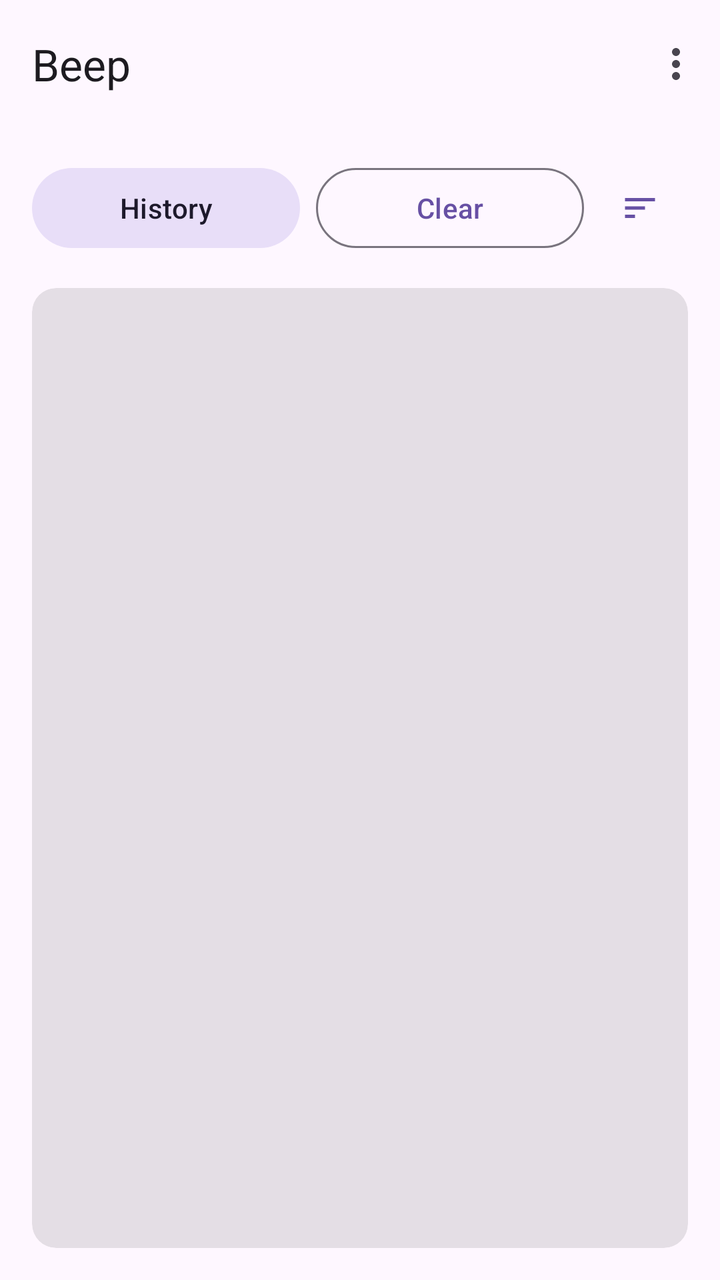
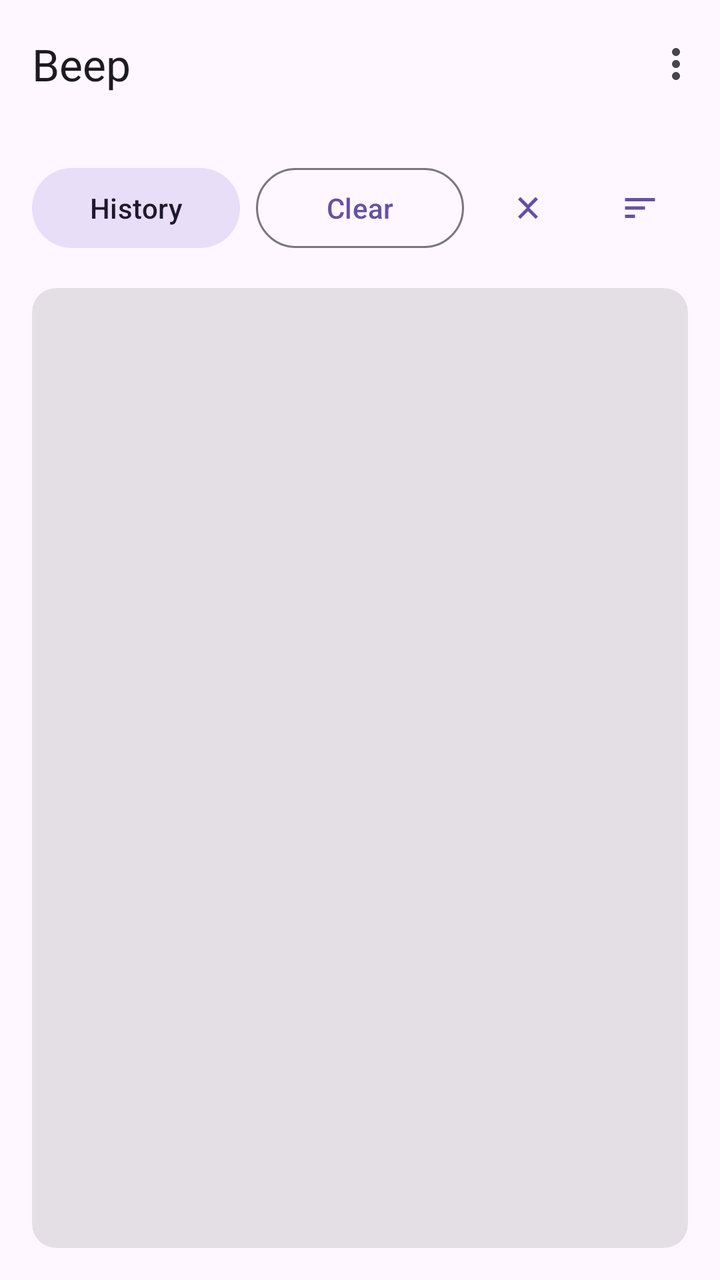

The first picture is an Android layout as it rendered before a commit; the second is the same layout after the commit. The layout source and the unified diff follow.
<!-- AndroidManifest.xml: application theme Theme.Whisperandroidjava -->
<!-- res/layout/activity_main.xml -->
<?xml version="1.0" encoding="utf-8"?>
<androidx.coordinatorlayout.widget.CoordinatorLayout xmlns:android="http://schemas.android.com/apk/res/android"
  xmlns:app="http://schemas.android.com/apk/res-auto"
  xmlns:tools="http://schemas.android.com/tools"
  android:layout_width="match_parent"
  android:layout_height="match_parent"
  android:fitsSystemWindows="true"
  tools:context=".MainActivity">

  <com.google.android.material.appbar.AppBarLayout
    android:layout_width="match_parent"
    android:layout_height="wrap_content">

    <com.google.android.material.appbar.MaterialToolbar
      android:id="@+id/toolbar"
      android:layout_width="match_parent"
      android:layout_height="?attr/actionBarSize"
      app:title="@string/app_name"
      app:menu="@menu/main_menu" />

  </com.google.android.material.appbar.AppBarLayout>

  <androidx.constraintlayout.widget.ConstraintLayout
    android:layout_width="match_parent"
    android:layout_height="match_parent"
    app:layout_behavior="@string/appbar_scrolling_view_behavior"
    android:padding="16dp">

    <com.google.android.material.button.MaterialButton
      android:id="@+id/button_history"
      style="@style/Widget.Material3.Button.TonalButton"
      android:layout_width="0dp"
      android:layout_height="wrap_content"
      android:layout_marginTop="0dp"
      android:layout_marginEnd="4dp"
      android:text="@string/button_history"
      app:layout_constraintEnd_toStartOf="@+id/button_clear"
      app:layout_constraintStart_toStartOf="parent"
      app:layout_constraintTop_toTopOf="parent" />

    <com.google.android.material.button.MaterialButton
      android:id="@+id/button_clear"
      style="@style/Widget.Material3.Button.OutlinedButton"
      android:layout_width="0dp"
      android:layout_height="wrap_content"
      android:layout_marginTop="0dp"
      android:layout_marginStart="4dp"
      android:layout_marginEnd="4dp"
      android:text="@string/button_clear"
      app:layout_constraintEnd_toStartOf="@+id/button_sort_tasks"
      app:layout_constraintStart_toEndOf="@+id/button_history"
      app:layout_constraintTop_toTopOf="parent" />

    <com.google.android.material.button.MaterialButton
      android:id="@+id/button_sort_tasks"
      style="?attr/materialIconButtonStyle"
      android:layout_width="wrap_content"
      android:layout_height="wrap_content"
      android:contentDescription="@string/sort_tasks"
      app:icon="@drawable/ic_sort_tasks"
      app:layout_constraintBottom_toBottomOf="@+id/button_clear"
      app:layout_constraintEnd_toEndOf="parent"
      app:layout_constraintStart_toEndOf="@+id/button_clear"
      app:layout_constraintTop_toTopOf="@+id/button_clear" />

    <androidx.constraintlayout.widget.Barrier
      android:id="@+id/top_buttons_barrier"
      android:layout_width="wrap_content"
      android:layout_height="wrap_content"
      app:barrierDirection="bottom"
      app:constraint_referenced_ids="button_history,button_clear,button_sort_tasks" />

    <com.google.android.material.card.MaterialCardView
      android:id="@+id/outputCard"
      style="?attr/materialCardViewFilledStyle"
      android:layout_width="match_parent"
      android:layout_height="0dp"
      android:layout_marginTop="16dp"
      app:cardBackgroundColor="#1A000000"
      app:layout_constraintBottom_toBottomOf="parent"
      app:layout_constraintTop_toBottomOf="@+id/top_buttons_barrier">

      <androidx.core.widget.NestedScrollView
        android:id="@+id/scrollView"
        android:layout_width="match_parent"
        android:layout_height="match_parent"
        android:padding="12dp">

        <LinearLayout
            android:layout_width="match_parent"
            android:layout_height="wrap_content"
            android:orientation="vertical">

            <LinearLayout
                android:id="@+id/transcription_container"
                android:layout_width="match_parent"
                android:layout_height="wrap_content"
                android:orientation="vertical"
                android:animateLayoutChanges="true" />
        </LinearLayout>
      </androidx.core.widget.NestedScrollView>

    </com.google.android.material.card.MaterialCardView>

    <ProgressBar
      android:id="@+id/progressBar"
      style="?android:attr/progressBarStyleLarge"
      android:layout_width="wrap_content"
      android:layout_height="wrap_content"
      android:visibility="gone"
      android:elevation="8dp"
      app:layout_constraintBottom_toBottomOf="parent"
      app:layout_constraintEnd_toEndOf="parent"
      app:layout_constraintStart_toStartOf="parent"
      app:layout_constraintTop_toTopOf="parent"
      tools:visibility="visible" />

  </androidx.constraintlayout.widget.ConstraintLayout>

</androidx.coordinatorlayout.widget.CoordinatorLayout>
<!-- resources referenced by this layout -->
<resources>
  <!-- drawable ic_sort_tasks (drawable) -->
  <?xml version="1.0" encoding="utf-8"?>
  <vector xmlns:android="http://schemas.android.com/apk/res/android"
      android:width="24dp"
      android:height="24dp"
      android:viewportWidth="24"
      android:viewportHeight="24"
      android:tint="?attr/colorOnSurface">
    <path
        android:fillColor="@android:color/white"
        android:pathData="M3,18h6v-2H3v2zM3,6v2h18V6H3zM3,13h12v-2H3v2z"/>
  </vector>
  <string name="app_name">Beep</string>
  <string name="button_clear">Clear</string>
  <string name="button_history">History</string>
  <string name="sort_tasks">Sort tasks</string>
  <style name="Theme.Whisperandroidjava" parent="Theme.Material3.DayNight.NoActionBar">
      
      <item name="colorPrimary">@color/primary_light</item>
      <item name="colorOnPrimary">@color/on_primary_light</item>
      <item name="colorPrimaryContainer">@color/primary_container_light</item>
      <item name="colorOnPrimaryContainer">@color/on_primary_container_light</item>
  
      
      <item name="colorSecondary">@color/secondary_light</item>
      <item name="colorOnSecondary">@color/on_secondary_light</item>
      <item name="colorSecondaryContainer">@color/secondary_container_light</item>
      <item name="colorOnSecondaryContainer">@color/on_secondary_container_light</item>
  
      
      <item name="android:windowBackground">@color/background_light</item>
      <item name="colorSurface">@color/surface_light</item>
      <item name="colorOnSurface">@color/on_surface_light</item>
  
      
      <item name="android:statusBarColor">?attr/colorSurfaceContainer</item>
      <item name="android:windowLightStatusBar">true</item>
    </style>
  <color name="primary_light">#6750A4</color>
  <color name="on_primary_light">#FFFFFF</color>
  <color name="primary_container_light">#EADDFF</color>
  <color name="on_primary_container_light">#21005D</color>
  <color name="secondary_light">#625B71</color>
  <color name="on_secondary_light">#FFFFFF</color>
  <color name="secondary_container_light">#E8DEF8</color>
  <color name="on_secondary_container_light">#1D192B</color>
  <color name="background_light">#FEF7FF</color>
  <color name="surface_light">#FEF7FF</color>
  <color name="on_surface_light">#1D1B20</color>
</resources>

<!-- the commit's change to res/layout/activity_main.xml (unified diff, before → after) -->
@@ -47,20 +47,35 @@
       android:layout_marginStart="4dp"
       android:layout_marginEnd="4dp"
       android:text="@string/button_clear"
-      app:layout_constraintEnd_toStartOf="@+id/button_sort_tasks"
+      app:layout_constraintEnd_toStartOf="@+id/button_toggle_all_tasks"
       app:layout_constraintStart_toEndOf="@+id/button_history"
       app:layout_constraintTop_toTopOf="parent" />
+
+    <com.google.android.material.button.MaterialButton
+      android:id="@+id/button_toggle_all_tasks"
+      style="?attr/materialIconButtonStyle"
+      android:layout_width="wrap_content"
+      android:layout_height="wrap_content"
+      android:layout_marginStart="4dp"
+      android:layout_marginEnd="4dp"
+      android:contentDescription="@string/minimize_all_tasks"
+      app:icon="@drawable/ic_unfold_less"
+      app:layout_constraintBottom_toBottomOf="@+id/button_clear"
+      app:layout_constraintEnd_toStartOf="@+id/button_sort_tasks"
+      app:layout_constraintStart_toEndOf="@+id/button_clear"
+      app:layout_constraintTop_toTopOf="@+id/button_clear" />
 
     <com.google.android.material.button.MaterialButton
       android:id="@+id/button_sort_tasks"
       style="?attr/materialIconButtonStyle"
       android:layout_width="wrap_content"
       android:layout_height="wrap_content"
+      android:layout_marginStart="4dp"
       android:contentDescription="@string/sort_tasks"
       app:icon="@drawable/ic_sort_tasks"
       app:layout_constraintBottom_toBottomOf="@+id/button_clear"
       app:layout_constraintEnd_toEndOf="parent"
-      app:layout_constraintStart_toEndOf="@+id/button_clear"
+      app:layout_constraintStart_toEndOf="@+id/button_toggle_all_tasks"
       app:layout_constraintTop_toTopOf="@+id/button_clear" />
 
     <androidx.constraintlayout.widget.Barrier
@@ -68,7 +83,7 @@
       android:layout_width="wrap_content"
       android:layout_height="wrap_content"
       app:barrierDirection="bottom"
-      app:constraint_referenced_ids="button_history,button_clear,button_sort_tasks" />
+      app:constraint_referenced_ids="button_history,button_clear,button_toggle_all_tasks,button_sort_tasks" />
 
     <com.google.android.material.card.MaterialCardView
       android:id="@+id/outputCard"
@@ -95,8 +110,7 @@
                 android:id="@+id/transcription_container"
                 android:layout_width="match_parent"
                 android:layout_height="wrap_content"
-                android:orientation="vertical"
-                android:animateLayoutChanges="true" />
+                android:orientation="vertical" />
         </LinearLayout>
       </androidx.core.widget.NestedScrollView>
 
<!-- resource entries referenced after the edit -->
@@ -12,9 +12,21 @@
         android:fillColor="@android:color/white"
         android:pathData="M3,18h6v-2H3v2zM3,6v2h18V6H3zM3,13h12v-2H3v2z"/>
   </vector>
+  <!-- drawable ic_unfold_less (drawable) -->
+  <?xml version="1.0" encoding="utf-8"?>
+  <vector xmlns:android="http://schemas.android.com/apk/res/android"
+      android:width="24dp"
+      android:height="24dp"
+      android:viewportWidth="24"
+      android:viewportHeight="24">
+    <path
+        android:fillColor="@android:color/white"
+        android:pathData="M7.41,18.59L12,14l4.59,4.59L18,17.17l-6,-6l-6,6zM16.59,5.41L12,10L7.41,5.41L6,6.83l6,6l6,-6z"/>
+  </vector>
   <string name="app_name">Beep</string>
   <string name="button_clear">Clear</string>
   <string name="button_history">History</string>
+  <string name="minimize_all_tasks">Minimize All</string>
   <string name="sort_tasks">Sort tasks</string>
   <style name="Theme.Whisperandroidjava" parent="Theme.Material3.DayNight.NoActionBar">
       
